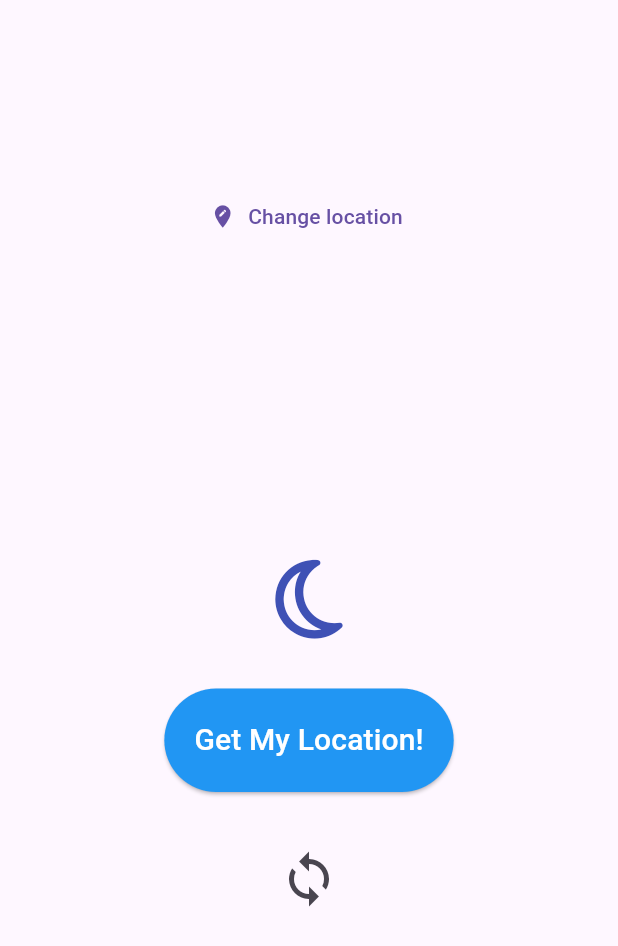
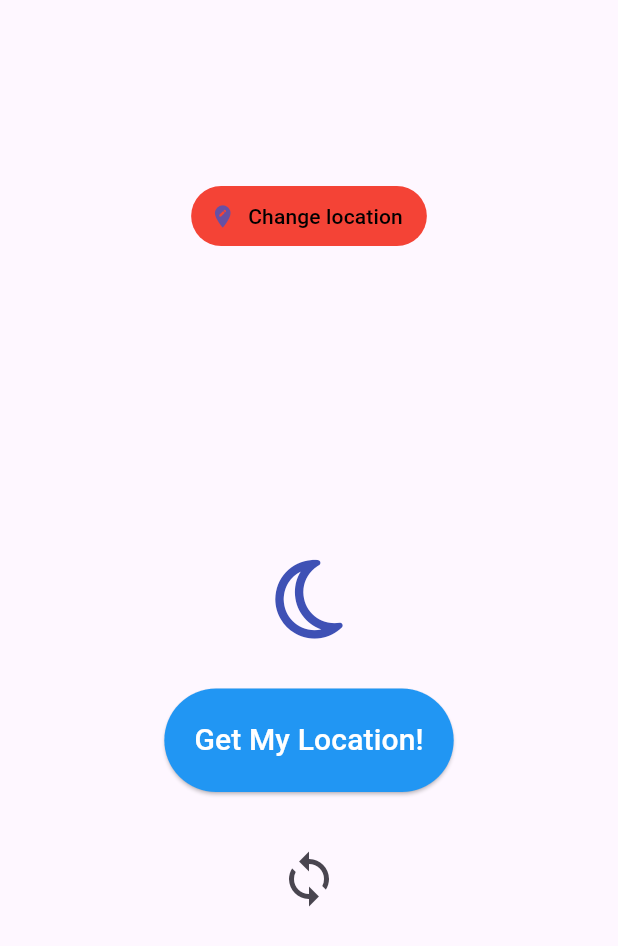
Before and after one commit to ketonBever0/Flutter, a Flutter app: the Home screen opened directly with empty values, on a phone screen of 412 x 824 dp. Shown: the top 946 px of the screen. Run offline on Flutter 3.47's test engine with Material 3 defaults, Android fonts, the phone set to English and light mode, and no system bars; our stand-ins replace flutter_spinkit, font_awesome_flutter; missing offline and left inert: dart:ffi; network calls fail; statements that could not run were skipped.

Commit message:
world_time minor design changes

```diff
--- a/world_time/lib/pages/home.dart
+++ b/world_time/lib/pages/home.dart
@@ -26,11 +26,16 @@ class _HomeState extends State<Home> {
           child: Column(
             children: <Widget>[
               TextButton.icon(
+                  style: ButtonStyle(
+                    backgroundColor:
+                        MaterialStatePropertyAll<Color>(Colors.red),
+                  ),
                   onPressed: () {
                     Navigator.pushNamed(context, '/location');
                   },
                   icon: Icon(Icons.edit_location),
-                  label: Text('Change location')),
+                  label: Text('Change location',
+                      style: TextStyle(color: Colors.black))),
               SizedBox(
                 height: 20,
               ),
```
Also changed, not shown: world_time/pubspec.lock.
